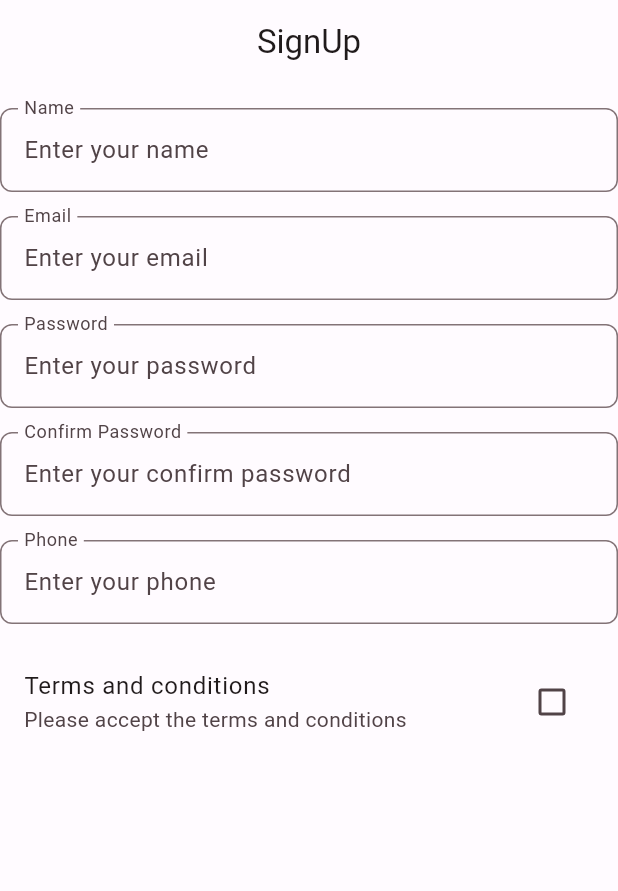
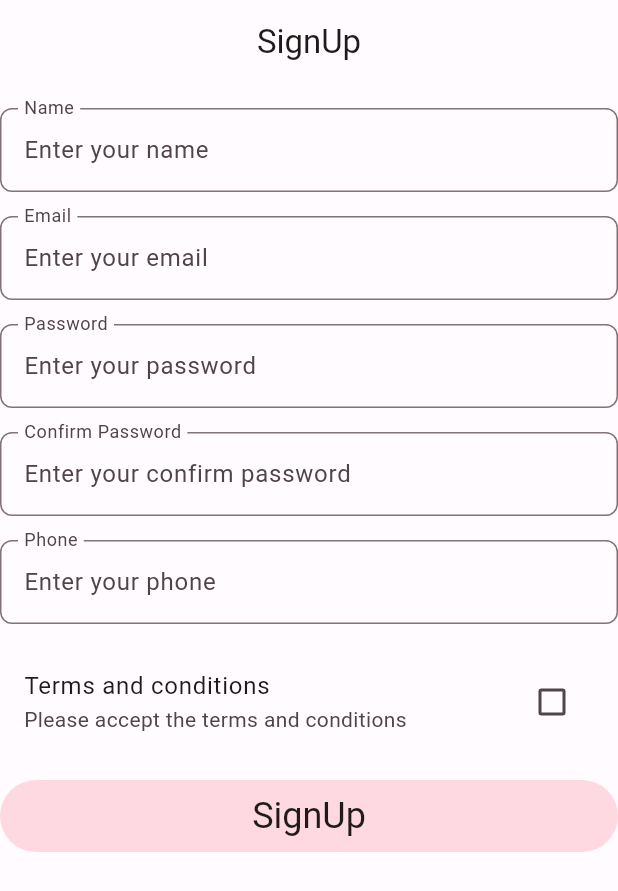
Before and after one commit to rddewan/flutter-clean-architecture-with-cubit, a Flutter app: the SignUpScreen screen opened by its route, on a phone screen of 412 x 824 dp. Shown: the top 891 px of the screen. Run offline on Flutter 3.47's test engine with Material 2 defaults, Android fonts, the phone set to English and light mode, and no system bars; our stand-ins replace equatable, flutter_bloc, freezed_annotation, get_it, go_router; network calls fail.

Commit message:
signup button

```diff
--- /dev/null
+++ b/lib/common/widget/button/primary_button.dart
@@ -0,0 +1,46 @@
+import 'package:flutter/material.dart';
+import 'package:todo_app/common/style/dimens.dart';
+
+class PrimaryButton extends StatelessWidget {
+  final String text;
+  final bool isLoading;
+  final bool isEnabled;
+  final VoidCallback? onPressed;
+
+  const PrimaryButton({
+    Key? key,
+    required this.text,
+    this.isLoading = false,
+    this.isEnabled = false,
+    this.onPressed,
+  }) : super(key: key);
+
+  @override
+  Widget build(BuildContext context) {
+    return Row(
+      mainAxisAlignment: MainAxisAlignment.spaceAround,
+      children: [
+        Flexible(
+          fit: FlexFit.tight,
+          child: FilledButton.tonal(
+            style: FilledButton.styleFrom(
+              padding: const EdgeInsets.all(kSmall),
+            ),
+            onPressed: isEnabled ? onPressed : null,
+            child: isLoading
+            ? const Padding(
+              padding: EdgeInsets.all(kSmall),
+              child: CircularProgressIndicator.adaptive(),
+            )
+            : Text(
+              text,
+              textAlign: TextAlign.center,
+              style: Theme.of(context)
+                .textTheme
+                .headlineSmall,
+            ),
+          ),)
+      ],
+    );
+  }
+}
--- a/lib/features/auth/signup/presentation/ui/sign_up_screen.dart
+++ b/lib/features/auth/signup/presentation/ui/sign_up_screen.dart
@@ -2,6 +2,7 @@
 
 import 'package:flutter/material.dart';
 import 'package:todo_app/common/style/dimens.dart';
+import 'package:todo_app/common/widget/button/primary_button.dart';
 import 'package:todo_app/common/widget/check_box_widget.dart';
 import 'package:todo_app/common/widget/form/custom_text_form_field.dart';
 
@@ -168,7 +169,18 @@ class _SignUpScreenState extends State<SignUpScreen> {
                 onChanged: (value) {
 
                 },
+              ),
+              const SizedBox(
+                height: kMedium,
+              ),
+
+              PrimaryButton(
+                text: 'SignUp',
+                isEnabled: true,
+                isLoading: false,
+                onPressed: _signUp,
               )
+
 
             ],
           ),
@@ -176,4 +188,8 @@ class _SignUpScreenState extends State<SignUpScreen> {
       ),
     );
   }
+
+  void _signUp() {
+
+  }
 }
```
